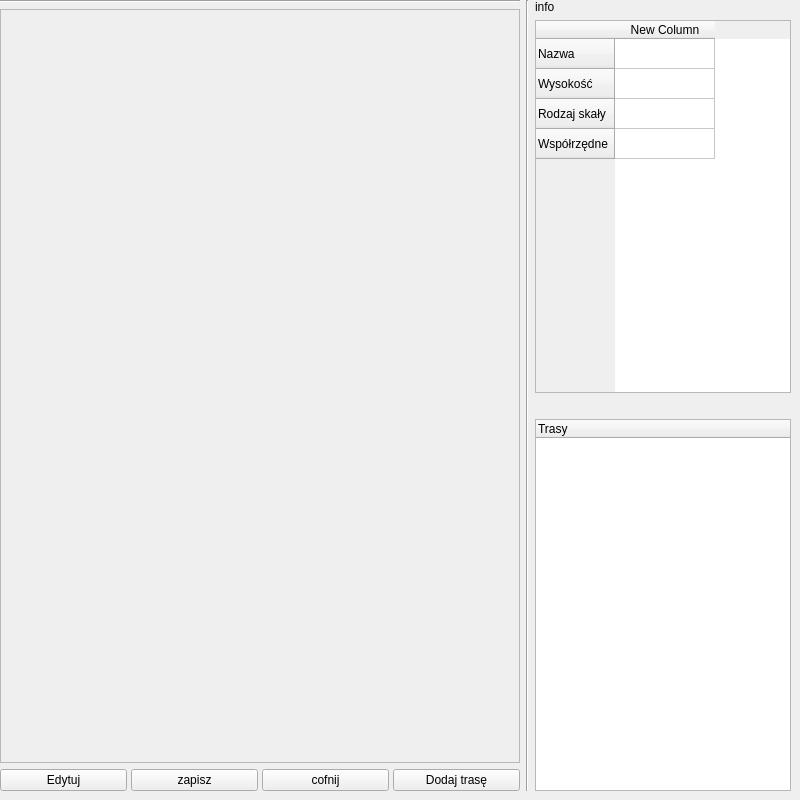
First picture: the form in skalka.ui, repository SzaryKarton/Kamyczki-, before the edit.
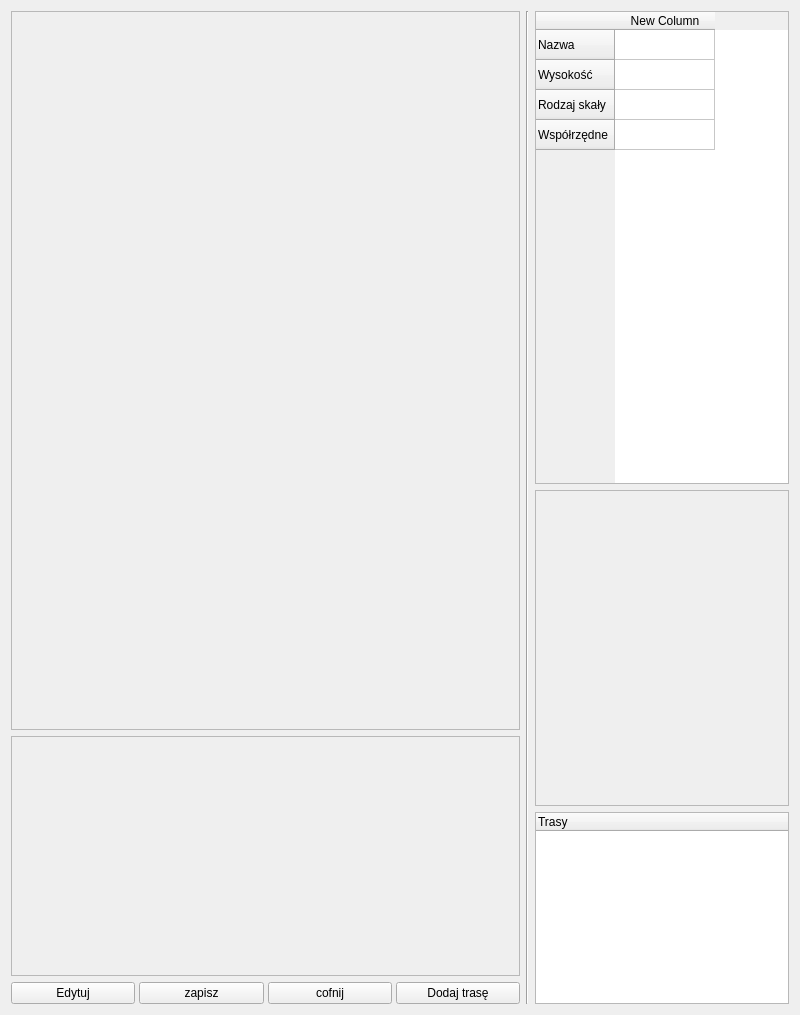
Second picture: the form after the edit.

Diff of the .ui file:
```diff
--- a/skalka.ui
+++ b/skalka.ui
@@ -7,31 +7,29 @@
     <x>0</x>
     <y>0</y>
     <width>800</width>
-    <height>800</height>
+    <height>1015</height>
    </rect>
   </property>
+  <property name="sizePolicy">
+   <sizepolicy hsizetype="Preferred" vsizetype="Preferred">
+    <horstretch>0</horstretch>
+    <verstretch>0</verstretch>
+   </sizepolicy>
+  </property>
   <property name="windowTitle">
    <string>Form</string>
   </property>
-  <widget class="QWidget" name="horizontalLayoutWidget">
-   <property name="geometry">
-    <rect>
-     <x>0</x>
-     <y>0</y>
-     <width>791</width>
-     <height>791</height>
-    </rect>
-   </property>
-   <layout class="QHBoxLayout" name="horizontalLayout" stretch="2,0,0">
+  <layout class="QGridLayout" name="gridLayout">
+   <item row="0" column="0">
+    <layout class="QHBoxLayout" name="horizontalLayout" stretch="2,1,1">
+     <property name="sizeConstraint">
+      <enum>QLayout::SizeConstraint::SetNoConstraint</enum>
+     </property>
     <item>
-     <layout class="QVBoxLayout" name="verticalLayout" stretch="0,3,1">
-      <item>
-       <widget class="Line" name="line">
-        <property name="orientation">
-         <enum>Qt::Orientation::Horizontal</enum>
-        </property>
-       </widget>
-      </item>
+      <layout class="QVBoxLayout" name="verticalLayout" stretch="3,1,1">
+       <property name="sizeConstraint">
+        <enum>QLayout::SizeConstraint::SetFixedSize</enum>
+       </property>
       <item>
        <widget class="QFrame" name="frame">
         <property name="styleSheet">
@@ -45,6 +43,17 @@
         </property>
        </widget>
       </item>
+       <item>
+        <widget class="QFrame" name="daneTrasy">
+         <property name="frameShape">
+          <enum>QFrame::Shape::StyledPanel</enum>
+         </property>
+         <property name="frameShadow">
+          <enum>QFrame::Shadow::Raised</enum>
+         </property>
+         <layout class="QGridLayout" name="gridLayout_2"/>
+        </widget>
+       </item>
       <item>
        <layout class="QHBoxLayout" name="horizontalLayout_3" stretch="0,0,0,0">
         <property name="spacing">
@@ -93,14 +102,7 @@
      </widget>
     </item>
     <item>
-     <layout class="QVBoxLayout" name="verticalLayout_2">
-      <item>
-       <widget class="QLabel" name="label">
-        <property name="text">
-         <string>info</string>
-        </property>
-       </widget>
-      </item>
+      <layout class="QVBoxLayout" name="verticalLayout_2" stretch="3,2,0">
       <item>
        <widget class="QTableWidget" name="tabela">
         <row>
@@ -151,10 +153,18 @@
        </widget>
       </item>
       <item>
-       <widget class="QLabel" name="label_2">
-        <property name="text">
-         <string/>
-        </property>
+        <widget class="QFrame" name="ramkanabox">
+         <property name="frameShape">
+          <enum>QFrame::Shape::StyledPanel</enum>
+         </property>
+         <property name="frameShadow">
+          <enum>QFrame::Shadow::Raised</enum>
+         </property>
+         <layout class="QHBoxLayout" name="horizontalLayout_2">
+          <item>
+           <layout class="QVBoxLayout" name="trasyBox"/>
+          </item>
+         </layout>
        </widget>
       </item>
       <item>
@@ -174,7 +184,8 @@
      </layout>
     </item>
    </layout>
-  </widget>
+   </item>
+  </layout>
  </widget>
  <resources/>
  <connections/>
```
Left out of the diff: 4 changed lines with no effect on the pictures. Lines whose indentation alone changed are shown as unchanged.
